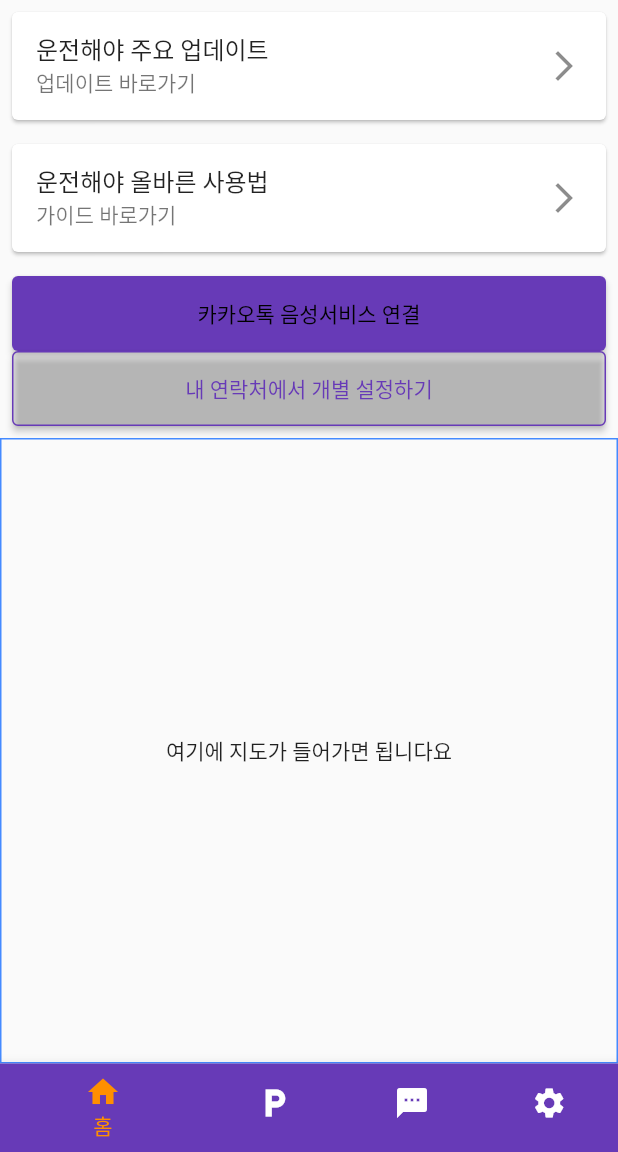
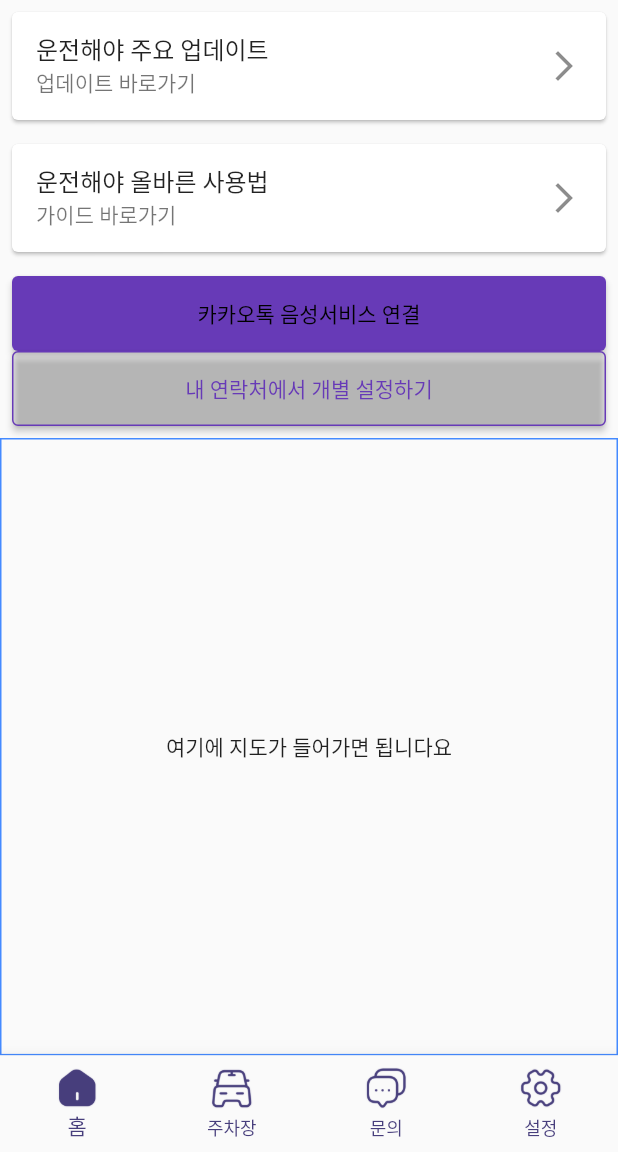
Before and after one commit to kbh2705/Vuides, a Flutter app: the Bottomnavi screen opened directly, on a phone screen of 412 x 824 dp, the part 84-1236 px from its top. Run offline on Flutter 3.47's test engine with Material 2 defaults, Android fonts, the phone set to English and light mode, and no system bars; our stand-ins replace animated_splash_screen, geolocator, page_transition; missing offline and left inert: flutter_naver_login, kakao_flutter_sdk, kakao_map_plugin.

```diff
--- a/app/ttsApp/lib/BottomNavi/bottomnavi.dart
+++ b/app/ttsApp/lib/BottomNavi/bottomnavi.dart
@@ -4,15 +4,15 @@
 import 'package:firstflutterapp/SettingPage/setting.dart';
 import 'package:flutter/material.dart';
 
-class MyApp extends StatelessWidget {
-  @override
-  Widget build(BuildContext context) {
-    return MaterialApp(
-      title: 'Flutter Demo',
-      home: Bottomnavi(),
-    );
-  }
-}
+// class MyApp extends StatelessWidget {
+//   @override
+//   Widget build(BuildContext context) {
+//     return MaterialApp(
+//       title: 'Flutter Demo',
+//       home: Bottomnavi(),
+//     );
+//   }
+// }
 
 class Bottomnavi extends StatefulWidget {
   @override
@@ -35,7 +35,7 @@
     });
     // 페이지 이동 로직을 여기에 추가하세요. 예를 들어 Navigator를 사용하거나, PageView 컨트롤러를 조작하세요.
   }
-
+  BottomNavigationBarType _bottomNavType = BottomNavigationBarType.fixed;
   @override
   Widget build(BuildContext context) {
     return Scaffold(
@@ -44,30 +44,34 @@
         child: _widgetOptions.elementAt(_selectedIndex),
       ),
       bottomNavigationBar: BottomNavigationBar(
-        items: const <BottomNavigationBarItem>[
+        items: <BottomNavigationBarItem>[
           BottomNavigationBarItem(
-            icon: Icon(Icons.home),
+            icon: Image.asset("assets/icons/home1.png",scale: 5,),
+            activeIcon: Image.asset("assets/icons/home2.png",scale: 5,),
             label: '홈',
-            backgroundColor: Colors.deepPurple,
           ),
           BottomNavigationBarItem(
-            icon: Icon(Icons.local_parking),
+            icon: Image.asset("assets/icons/car1.png",scale: 5,),
+            activeIcon: Image.asset("assets/icons/car2.png",scale: 5,),
             label: '주차장',
-            backgroundColor: Colors.deepPurple,
           ),
           BottomNavigationBarItem(
-            icon: Icon(Icons.sms),
+            icon: Image.asset("assets/icons/messages1.png",scale: 5,),
+            activeIcon: Image.asset("assets/icons/messages2.png",scale: 5,),
             label: '문의',
-            backgroundColor: Colors.deepPurple,
           ),
           BottomNavigationBarItem(
-            icon: Icon(Icons.settings),
+            icon: Image.asset("assets/icons/setting1.png",scale: 5,),
+            activeIcon: Image.asset("assets/icons/setting2.png",scale: 5,),
             label: '설정',
-            backgroundColor: Colors.deepPurple,
+
           ),
         ],
         currentIndex: _selectedIndex, // 현재 선택된 탭 인덱스
-        selectedItemColor: Colors.amber[800],
+        unselectedItemColor: Color(0xff473E7C),
+        selectedItemColor: Color(0xff473E7C),
+        showUnselectedLabels: true,
+        type: _bottomNavType,
         onTap: _onItemTapped,
       ),
     );
--- a/app/ttsApp/lib/SettingPage/setting.dart
+++ b/app/ttsApp/lib/SettingPage/setting.dart
@@ -10,8 +10,6 @@
   Future<void> _handleLogout(BuildContext context) async {
     await KakaoLogin().logout();
     await NaverLogin().logout();
-
-
     // TODO: 로그아웃 처리 로직 구현
     // 예를 들어, 로그인 상태를 관리하는 상태 관리 라이브러리에 로그아웃을 알리거나,
     // 저장된 사용자 정보를 삭제하는 등의 작업을 할 수 있습니다.
@@ -19,7 +17,7 @@
 
     // 로그인 페이지 또는 다른 화면으로 이동
     Navigator.of(context).pushReplacement(
-      MaterialPageRoute(builder: (context) => Home()),
+      MaterialPageRoute(builder: (context) => Login()),
     );
 
   }
--- a/app/ttsApp/lib/main.dart
+++ b/app/ttsApp/lib/main.dart
@@ -55,7 +55,7 @@
         ],
       ),
       backgroundColor: Color(0xff473E7C),
-      nextScreen: Home(),
+      nextScreen: Login(),
       splashIconSize: 300,
       duration: 5000,
       splashTransition: SplashTransition.sizeTransition,
```
Also changed, not shown: app/ttsApp/lib/MapPage/map.dart (+132 -37 lines), app/ttsApp/pubspec.yaml (+12 -1 lines), app/ttsApp/assets/icons/car1.png (added), app/ttsApp/assets/icons/car2.png (added), app/ttsApp/assets/icons/home1.png (added), app/ttsApp/assets/icons/home2.png (added), app/ttsApp/assets/icons/messages1.png (added), app/ttsApp/assets/icons/messages2.png (added), app/ttsApp/assets/icons/setting1.png (added), app/ttsApp/assets/icons/setting2.png (added), app/ttsApp/pubspec.lock, 12 other files.
